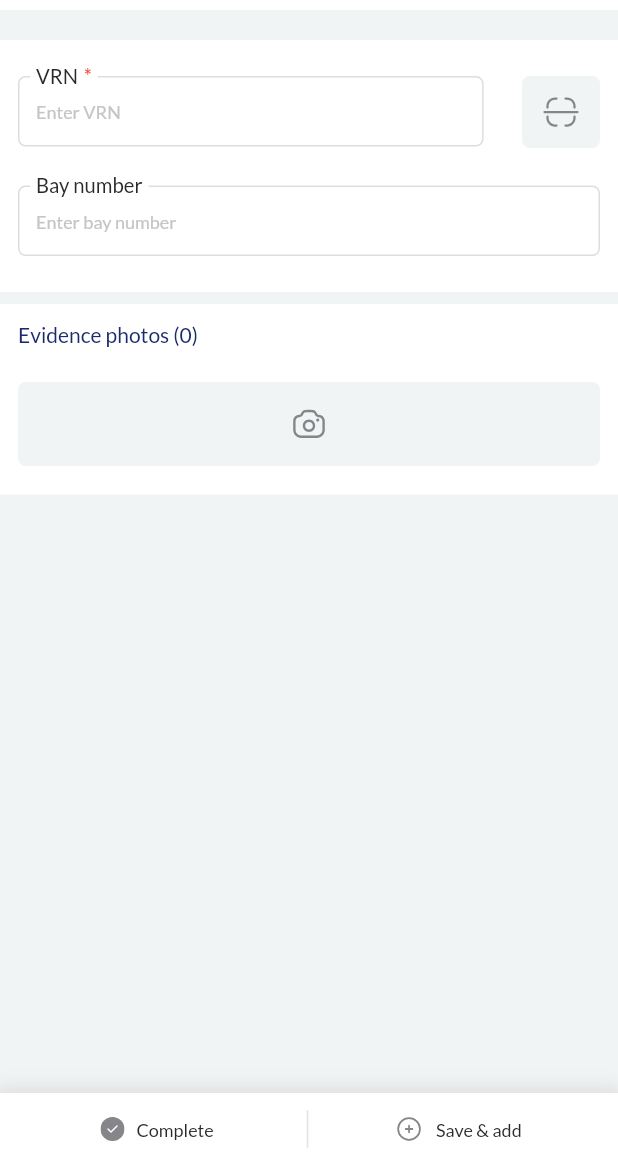
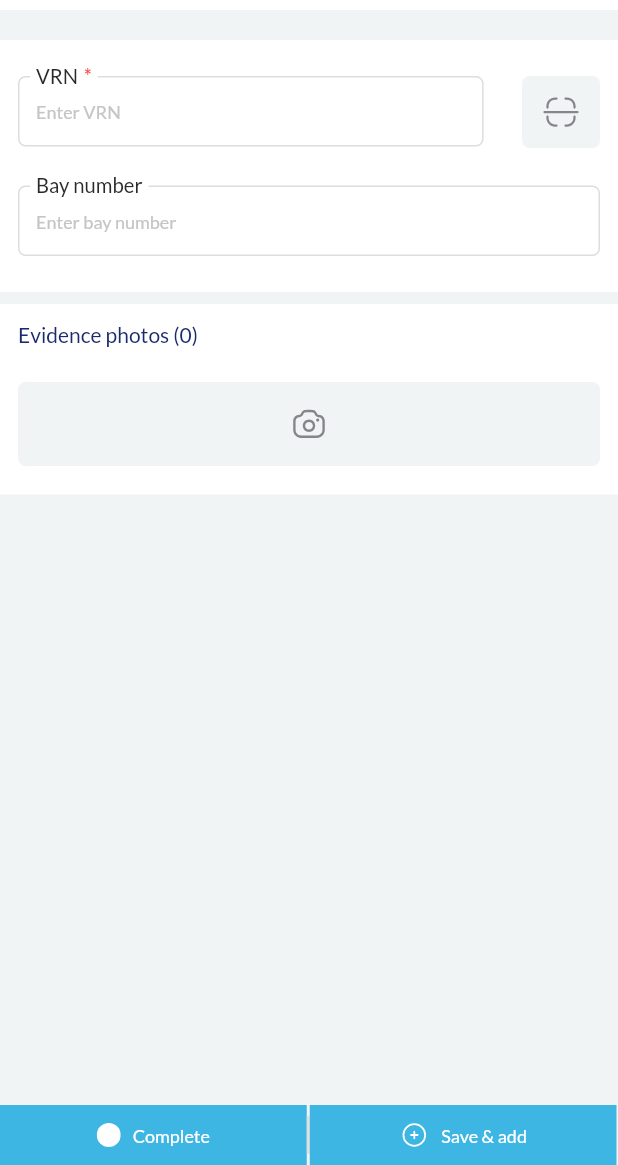
Before and after one commit to Bang-ukpc/refactor-iTicket, a Flutter app: the AddFirstSeenScreen screen opened by its route, on a phone screen of 412 x 824 dp, the part 71-1236 px from its top. Run offline on Flutter 3.47's test engine with Material 2 defaults, Android fonts, the phone set to English and light mode, and no system bars; our stand-ins replace cached_network_image, camera, carousel_slider, connectivity_plus, dio, dropdown_search and 11 more; missing offline and left inert: aad_oauth, anyline_plugin, esc_pos_utils, flutter_background_service, flutter_background_service_android, flutter_polyline_points and 1 more; accounts and stored records are empty; network calls fail; project files that could hold a hidden picture were left out.

Commit message:
change ui

```diff
--- a/lib/common/bottom_sheet_2.dart
+++ b/lib/common/bottom_sheet_2.dart
@@ -1,10 +1,11 @@
 import 'package:flutter/material.dart';
 import 'package:iWarden/theme/color.dart';
+import 'package:iWarden/theme/text_theme.dart';
 
 class BottomNavyBarItem extends StatelessWidget {
   final void Function()? onPressed;
   final Widget icon;
-  final Widget label;
+  final String label;
 
   const BottomNavyBarItem(
       {required this.onPressed,
@@ -14,10 +15,26 @@ class BottomNavyBarItem extends StatelessWidget {
 
   @override
   Widget build(BuildContext context) {
-    return TextButton.icon(
+    bool typeButton = label.toUpperCase().endsWith("Abort".toUpperCase());
+    return Container(
+      height: 40,
+      child: TextButton.icon(
+        style: ButtonStyle(
+            tapTargetSize: MaterialTapTargetSize.shrinkWrap,
+            shape: MaterialStateProperty.all<RoundedRectangleBorder>(
+              RoundedRectangleBorder(
+                borderRadius: BorderRadius.circular(0.0),
+              ),
+            ),
+            backgroundColor: MaterialStateProperty.all(
+                typeButton ? ColorTheme.danger : ColorTheme.primary)),
         onPressed: onPressed,
         icon: icon,
-      label: label,
+        label: Text(
+          label,
+          style: CustomTextStyle.h6.copyWith(color: ColorTheme.white),
+        ),
+      ),
     );
   }
 }
@@ -38,7 +55,7 @@ class _BottomSheet2State extends State<BottomSheet2> {
     decoration: const BoxDecoration(
       border: Border.symmetric(
         vertical: BorderSide(
-          width: 0.5,
+          width: 1,
           color: ColorTheme.grey300,
         ),
       ),
@@ -49,23 +66,8 @@ class _BottomSheet2State extends State<BottomSheet2> {
   Widget build(BuildContext context) {
     final widthScreen = MediaQuery.of(context).size.width;
     return Container(
-      decoration: const BoxDecoration(
-        color: ColorTheme.white,
-        boxShadow: [
-          BoxShadow(
-            color: ColorTheme.grey300,
-            offset: Offset(0, 0.75),
-            blurRadius: 10,
-            spreadRadius: 4,
-          ),
-        ],
-      ),
-      child: Padding(
-        padding: EdgeInsets.symmetric(
-          horizontal: widget.buttonList.length == 1 ? 0 : widget.padding,
-        ),
       child: Row(
-          crossAxisAlignment: CrossAxisAlignment.center,
+        crossAxisAlignment: CrossAxisAlignment.end,
         children: widget.buttonList.map(
           (item) {
             return (widget.buttonList.length == 1
@@ -76,10 +78,7 @@ class _BottomSheet2State extends State<BottomSheet2> {
                 : Row(
                     children: [
                       SizedBox(
-                          width: ((widthScreen -
-                                  ((widget.padding) * 2) -
-                                  widget.buttonList.length -
-                                  1) /
+                        width: ((widthScreen - widget.buttonList.length - 1) /
                             widget.buttonList.length),
                         child: item,
                       ),
@@ -91,7 +90,6 @@ class _BottomSheet2State extends State<BottomSheet2> {
           },
         ).toList(),
       ),
-      ),
     );
   }
 }
--- a/lib/common/tabbar.dart
+++ b/lib/common/tabbar.dart
@@ -54,11 +54,9 @@ class _MyTabBarState extends State<MyTabBar> {
               'assets/svg/IconPlus.svg',
               width: 18,
               height: 18,
+              color: Colors.white,
             ),
-            label: Text(
-              widget.labelFuncAdd,
-              style: CustomTextStyle.h6,
-            ),
+            label: widget.labelFuncAdd,
           ),
         ]),
         drawer: const MyDrawer(),
--- a/lib/screens/first-seen/add-first-seen/add_first_seen_screen.dart
+++ b/lib/screens/first-seen/add-first-seen/add_first_seen_screen.dart
@@ -309,11 +309,11 @@ class _AddFirstSeenScreenState extends State<AddFirstSeenScreen> {
                 }
               });
             },
-            icon: SvgPicture.asset('assets/svg/IconComplete2.svg'),
-            label: const Text(
-              'Complete',
-              style: CustomTextStyle.h6,
+            icon: SvgPicture.asset(
+              'assets/svg/IconComplete2.svg',
+              color: Colors.white,
             ),
+            label: 'Complete',
           ),
           BottomNavyBarItem(
             onPressed: saveForm,
@@ -321,11 +321,9 @@ class _AddFirstSeenScreenState extends State<AddFirstSeenScreen> {
               'assets/svg/IconSave2.svg',
               width: 20,
               height: 20,
+              color: Colors.white,
             ),
-            label: const Text(
-              'Save & add',
-              style: CustomTextStyle.h6,
-            ),
+            label: 'Save & add',
           ),
         ]),
         body: GestureDetector(
--- a/lib/screens/parking-charges/parking_charge_list.dart
+++ b/lib/screens/parking-charges/parking_charge_list.dart
@@ -106,11 +106,9 @@ class _ParkingChargeListState extends State<ParkingChargeList> {
             icon: SvgPicture.asset(
               "assets/svg/IconCharges2.svg",
               width: 16,
+              color: Colors.white,
             ),
-            label: const Text(
-              'Issue PCN',
-              style: CustomTextStyle.h6,
-            ),
+            label: 'Issue PCN',
           ),
         ]),
         body: RefreshIndicator(
--- a/lib/widgets/parking-charge/detail_parking_common.dart
+++ b/lib/widgets/parking-charge/detail_parking_common.dart
@@ -51,11 +51,9 @@ class _DetailParkingCommonState extends State<DetailParkingCommon> {
                 icon: SvgPicture.asset(
                   "assets/svg/IconCharges2.svg",
                   width: 16,
+                  color: Colors.white,
                 ),
-                label: const Text(
-                  'Issue another PCN',
-                  style: CustomTextStyle.h6,
-                ),
+                label: 'Issue another PCN',
               ),
             ])
           : null,
--- a/pubspec.yaml
+++ b/pubspec.yaml
@@ -141,6 +141,7 @@ flutter:
     - assets/svg/IconNextBottom.svg
     - assets/svg/IconSave2.svg
     - assets/svg/IconStartShift.svg
+    - assets/svg/IconAbort2.svg
 
     - config/
     - assets/
```
Also changed, not shown: lib/common/Camera/camera_picker.dart (+12 -13 lines), lib/screens/abort-screen/abort_screen.dart (+7 -8 lines), lib/screens/grace-period/add_grace_period.dart (+6 -8 lines), lib/screens/home_overview.dart (+6 -9 lines), lib/screens/parking-charges/issue_pcn_first_seen.dart (+8 -8 lines), lib/screens/parking-charges/parking_charge_info.dart (+8 -8 lines), lib/screens/parking-charges/print_issue.dart (+12 -16 lines), lib/screens/parking-charges/print_pcn.dart (+10 -12 lines), lib/screens/send_form_screen.dart (+10 -10 lines), assets/svg/IconAbort2.svg (added). Lines whose indentation alone changed are shown as unchanged.
